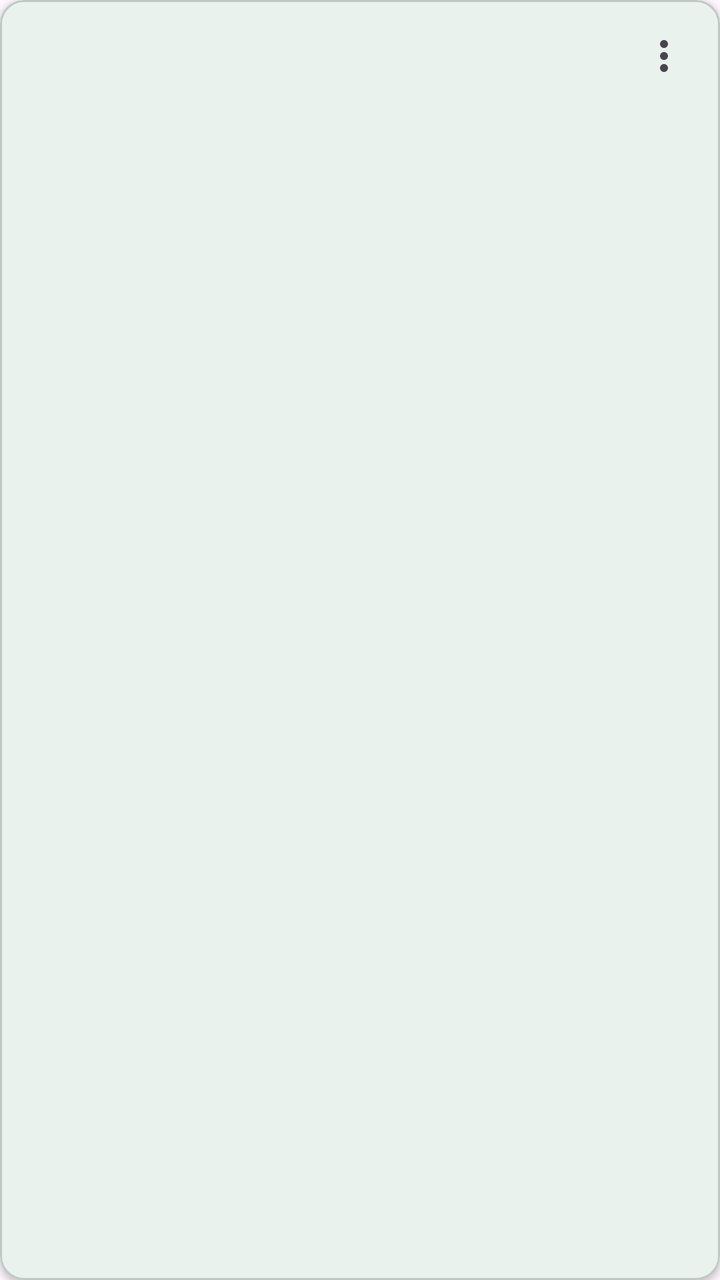
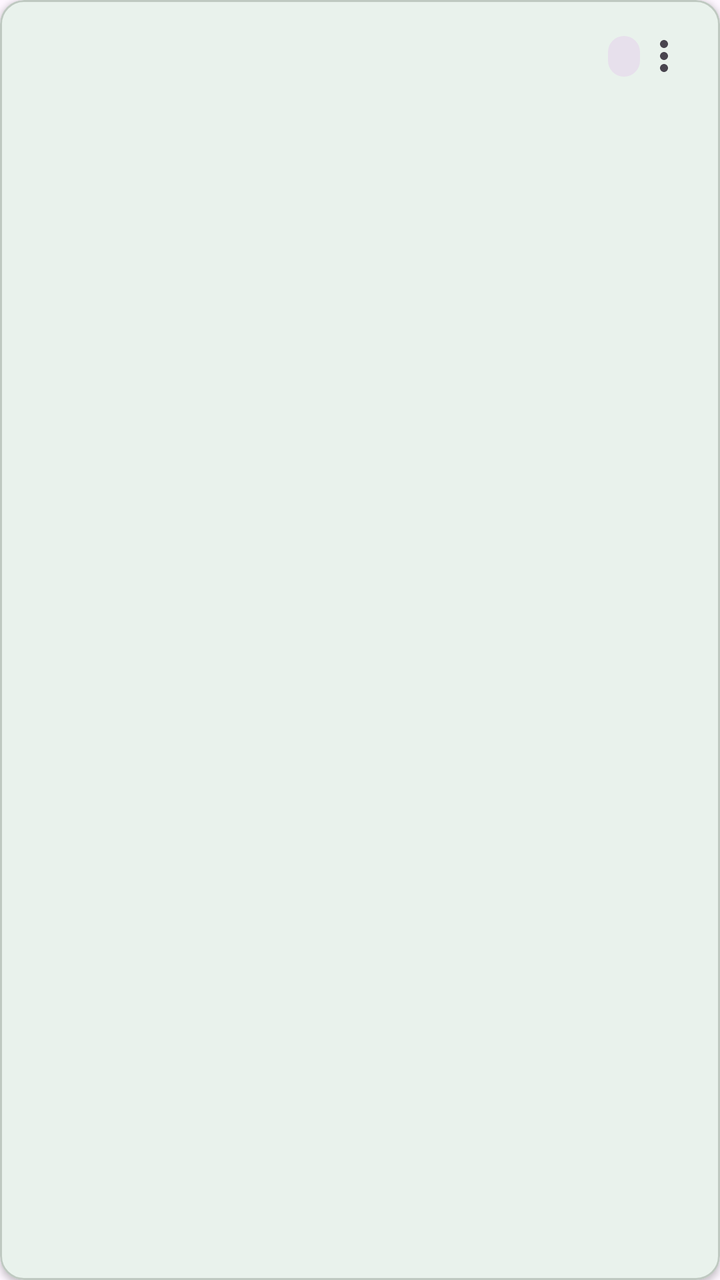

Screens rendered from an Android XML layout before and after an edit, with the pre-edit source and the edit as a unified diff.
<!-- AndroidManifest.xml: application theme PluginTheme -->
<!-- res/layout/item_cgt_file.xml -->
<?xml version="1.0" encoding="utf-8"?>
<com.google.android.material.card.MaterialCardView xmlns:android="http://schemas.android.com/apk/res/android"
    xmlns:app="http://schemas.android.com/apk/res-auto"
    android:layout_width="match_parent"
    android:layout_height="wrap_content"
    android:layout_marginHorizontal="12dp"
    android:layout_marginVertical="6dp"
    app:cardCornerRadius="12dp"
    app:cardElevation="2dp">

    <LinearLayout
        android:layout_width="match_parent"
        android:layout_height="wrap_content"
        android:orientation="horizontal"
        android:padding="16dp">

        <LinearLayout
            android:layout_width="0dp"
            android:layout_height="wrap_content"
            android:layout_weight="1"
            android:orientation="vertical">

            <LinearLayout
                android:layout_width="match_parent"
                android:layout_height="wrap_content"
                android:gravity="center_vertical"
                android:orientation="horizontal">

                <TextView
                    android:id="@+id/tvTemplateName"
                    android:layout_width="0dp"
                    android:layout_height="wrap_content"
                    android:layout_weight="1"
                    android:textSize="18sp"
                    android:textStyle="bold" />

                <TextView
                    android:id="@+id/tvTemplateVersion"
                    android:layout_width="wrap_content"
                    android:layout_height="wrap_content"
                    android:layout_marginStart="8dp"
                    android:textColor="?android:attr/textColorSecondary"
                    android:textSize="12sp" />

            </LinearLayout>

            <TextView
                android:id="@+id/tvTemplateDesc"
                android:layout_width="match_parent"
                android:layout_height="wrap_content"
                android:layout_marginTop="4dp"
                android:ellipsize="end"
                android:maxLines="2"
                android:textColor="?android:attr/textColorSecondary"
                android:textSize="14sp" />

            <TextView
                android:id="@+id/tvFileName"
                android:layout_width="match_parent"
                android:layout_height="wrap_content"
                android:layout_marginTop="4dp"
                android:textColor="?android:attr/textColorSecondary"
                android:textSize="12sp" />

            <TextView
                android:id="@+id/tvMultiTemplate"
                android:layout_width="match_parent"
                android:layout_height="wrap_content"
                android:layout_marginTop="4dp"
                android:textColor="?attr/colorPrimary"
                android:textSize="12sp"
                android:textStyle="italic"
                android:visibility="gone" />

            <TextView
                android:id="@+id/tvStatus"
                android:layout_width="match_parent"
                android:layout_height="wrap_content"
                android:layout_marginTop="6dp"
                android:textSize="13sp"
                android:textStyle="bold" />

        </LinearLayout>

        <ImageButton
            android:id="@+id/btnMenu"
            android:layout_width="wrap_content"
            android:layout_height="wrap_content"
            android:background="?android:attr/selectableItemBackgroundBorderless"
            android:contentDescription="More options"
            android:src="@drawable/ic_more_vert" />

    </LinearLayout>
</com.google.android.material.card.MaterialCardView>
<!-- resources referenced by this layout -->
<resources>
  <!-- drawable ic_more_vert (drawable) -->
  <?xml version="1.0" encoding="utf-8"?>
  <vector xmlns:android="http://schemas.android.com/apk/res/android"
      android:width="24dp"
      android:height="24dp"
      android:viewportWidth="24"
      android:viewportHeight="24"
      android:tint="?android:attr/textColorSecondary">
      <path
          android:fillColor="@android:color/white"
          android:pathData="M12,8c1.1,0 2,-0.9 2,-2s-0.9,-2 -2,-2 -2,0.9 -2,2 0.9,2 2,2zM12,10c-1.1,0 -2,0.9 -2,2s0.9,2 2,2 2,-0.9 2,-2 -0.9,-2 -2,-2zM12,16c-1.1,0 -2,0.9 -2,2s0.9,2 2,2 2,-0.9 2,-2 -0.9,-2 -2,-2z" />
  </vector>
  <style name="PluginTheme" parent="Theme.Material3.DayNight.NoActionBar">
          <item name="colorPrimary">@color/plugin_primary</item>
          <item name="colorOnPrimary">@color/plugin_on_primary</item>
          <item name="colorPrimaryContainer">@color/plugin_primary_container</item>
          <item name="colorOnPrimaryContainer">@color/plugin_on_primary_container</item>
          <item name="colorSecondary">@color/plugin_secondary</item>
          <item name="colorOnSecondary">@color/plugin_on_secondary</item>
          <item name="colorSurface">@color/plugin_surface</item>
          <item name="colorOnSurface">@color/plugin_on_surface</item>
          <item name="colorOnSurfaceVariant">@color/plugin_on_surface_variant</item>
          <item name="colorOutline">@color/plugin_outline</item>
          <item name="colorOutlineVariant">@color/plugin_outline_variant</item>
      </style>
  <color name="plugin_primary">#006C4C</color>
  <color name="plugin_on_primary">#FFFFFF</color>
  <color name="plugin_primary_container">#89F8C7</color>
  <color name="plugin_on_primary_container">#002114</color>
  <color name="plugin_secondary">#4D6357</color>
  <color name="plugin_on_secondary">#FFFFFF</color>
  <color name="plugin_surface">#FBFDF9</color>
  <color name="plugin_on_surface">#191C1A</color>
  <color name="plugin_on_surface_variant">#404943</color>
  <color name="plugin_outline">#707973</color>
  <color name="plugin_outline_variant">#BFC9C1</color>
</resources>

<!-- the commit's change to res/layout/item_cgt_file.xml (unified diff, before → after) -->
@@ -39,8 +39,11 @@
                     android:layout_width="wrap_content"
                     android:layout_height="wrap_content"
                     android:layout_marginStart="8dp"
-                    android:textColor="?android:attr/textColorSecondary"
-                    android:textSize="12sp" />
+                    android:background="@drawable/bg_rounded_chip"
+                    android:paddingHorizontal="8dp"
+                    android:paddingVertical="2dp"
+                    android:textAppearance="?attr/textAppearanceCaption"
+                    android:textColor="?attr/colorOnSurfaceVariant" />
 
             </LinearLayout>
 
<!-- resource entries referenced after the edit -->
@@ -1,5 +1,12 @@
 <!-- resources referenced by this layout -->
 <resources>
+  <!-- drawable bg_rounded_chip (drawable) -->
+  <?xml version="1.0" encoding="utf-8"?>
+  <shape xmlns:android="http://schemas.android.com/apk/res/android"
+      android:shape="rectangle">
+      <corners android:radius="12dp" />
+      <solid android:color="?attr/colorSurfaceVariant" />
+  </shape>
   <!-- drawable ic_more_vert (drawable) -->
   <?xml version="1.0" encoding="utf-8"?>
   <vector xmlns:android="http://schemas.android.com/apk/res/android"
